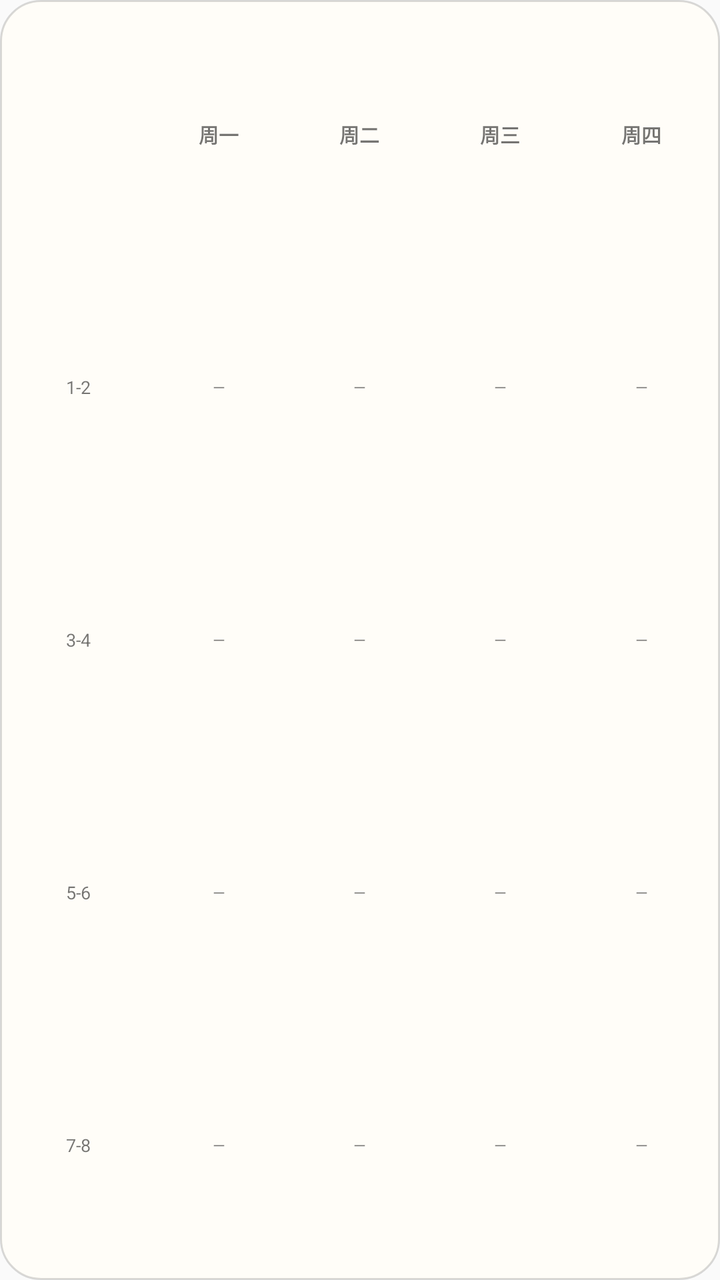
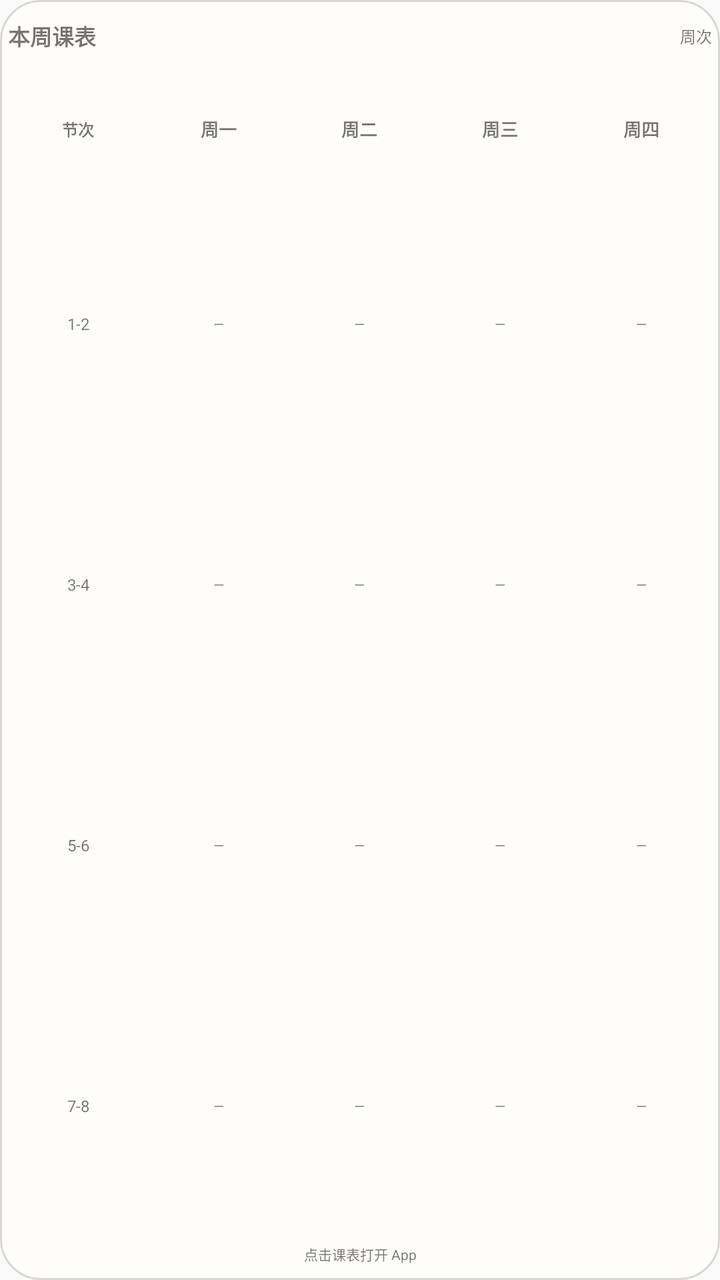

The first picture is an Android layout as it rendered before a commit; the second is the same layout after the commit. The layout source and the unified diff follow.
<!-- AndroidManifest.xml: application theme AppTheme -->
<!-- res/layout/widget_timetable.xml -->
<?xml version="1.0" encoding="utf-8"?>
<LinearLayout xmlns:android="http://schemas.android.com/apk/res/android"
    android:layout_width="match_parent"
    android:layout_height="match_parent"
    android:orientation="vertical"
    android:padding="4dp"
    android:background="@drawable/widget_background">

    
    <LinearLayout
        android:layout_width="match_parent"
        android:layout_height="0dp"
        android:layout_weight="1"
        android:orientation="horizontal">

        <TextView
            android:layout_width="0dp"
            android:layout_height="match_parent"
            android:layout_weight="1"
            android:gravity="center"
            android:text=""
            android:textSize="10sp" />

        <TextView
            android:layout_width="0dp"
            android:layout_height="match_parent"
            android:layout_weight="1"
            android:gravity="center"
            android:text="周一"
            android:textSize="10sp"
            android:textStyle="bold" />

        <TextView
            android:layout_width="0dp"
            android:layout_height="match_parent"
            android:layout_weight="1"
            android:gravity="center"
            android:text="周二"
            android:textSize="10sp"
            android:textStyle="bold" />

        <TextView
            android:layout_width="0dp"
            android:layout_height="match_parent"
            android:layout_weight="1"
            android:gravity="center"
            android:text="周三"
            android:textSize="10sp"
            android:textStyle="bold" />

        <TextView
            android:layout_width="0dp"
            android:layout_height="match_parent"
            android:layout_weight="1"
            android:gravity="center"
            android:text="周四"
            android:textSize="10sp"
            android:textStyle="bold" />

    </LinearLayout>

    
    <LinearLayout
        android:layout_width="match_parent"
        android:layout_height="0dp"
        android:layout_weight="1"
        android:orientation="horizontal">

        <TextView
            android:layout_width="0dp"
            android:layout_height="match_parent"
            android:layout_weight="1"
            android:gravity="center"
            android:text="1-2"
            android:textSize="9sp" />

        <TextView
            android:id="@+id/widget_c_1_1"
            android:layout_width="0dp"
            android:layout_height="match_parent"
            android:layout_weight="1"
            android:gravity="center"
            android:padding="2dp"
            android:text="—"
            android:textSize="8sp" />

        <TextView
            android:id="@+id/widget_c_1_2"
            android:layout_width="0dp"
            android:layout_height="match_parent"
            android:layout_weight="1"
            android:gravity="center"
            android:padding="2dp"
            android:text="—"
            android:textSize="8sp" />

        <TextView
            android:id="@+id/widget_c_1_3"
            android:layout_width="0dp"
            android:layout_height="match_parent"
            android:layout_weight="1"
            android:gravity="center"
            android:padding="2dp"
            android:text="—"
            android:textSize="8sp" />

        <TextView
            android:id="@+id/widget_c_1_4"
            android:layout_width="0dp"
            android:layout_height="match_parent"
            android:layout_weight="1"
            android:gravity="center"
            android:padding="2dp"
            android:text="—"
            android:textSize="8sp" />

    </LinearLayout>

    
    <LinearLayout
        android:layout_width="match_parent"
        android:layout_height="0dp"
        android:layout_weight="1"
        android:orientation="horizontal">

        <TextView
            android:layout_width="0dp"
            android:layout_height="match_parent"
            android:layout_weight="1"
            android:gravity="center"
            android:text="3-4"
            android:textSize="9sp" />

        <TextView
            android:id="@+id/widget_c_2_1"
            android:layout_width="0dp"
            android:layout_height="match_parent"
            android:layout_weight="1"
            android:gravity="center"
            android:padding="2dp"
            android:text="—"
            android:textSize="8sp" />

        <TextView
            android:id="@+id/widget_c_2_2"
            android:layout_width="0dp"
            android:layout_height="match_parent"
            android:layout_weight="1"
            android:gravity="center"
            android:padding="2dp"
            android:text="—"
            android:textSize="8sp" />

        <TextView
            android:id="@+id/widget_c_2_3"
            android:layout_width="0dp"
            android:layout_height="match_parent"
            android:layout_weight="1"
            android:gravity="center"
            android:padding="2dp"
            android:text="—"
            android:textSize="8sp" />

        <TextView
            android:id="@+id/widget_c_2_4"
            android:layout_width="0dp"
            android:layout_height="match_parent"
            android:layout_weight="1"
            android:gravity="center"
            android:padding="2dp"
            android:text="—"
            android:textSize="8sp" />

    </LinearLayout>

    
    <LinearLayout
        android:layout_width="match_parent"
        android:layout_height="0dp"
        android:layout_weight="1"
        android:orientation="horizontal">

        <TextView
            android:layout_width="0dp"
            android:layout_height="match_parent"
            android:layout_weight="1"
            android:gravity="center"
            android:text="5-6"
            android:textSize="9sp" />

        <TextView
            android:id="@+id/widget_c_3_1"
            android:layout_width="0dp"
            android:layout_height="match_parent"
            android:layout_weight="1"
            android:gravity="center"
            android:padding="2dp"
            android:text="—"
            android:textSize="8sp" />

        <TextView
            android:id="@+id/widget_c_3_2"
            android:layout_width="0dp"
            android:layout_height="match_parent"
            android:layout_weight="1"
            android:gravity="center"
            android:padding="2dp"
            android:text="—"
            android:textSize="8sp" />

        <TextView
            android:id="@+id/widget_c_3_3"
            android:layout_width="0dp"
            android:layout_height="match_parent"
            android:layout_weight="1"
            android:gravity="center"
            android:padding="2dp"
            android:text="—"
            android:textSize="8sp" />

        <TextView
            android:id="@+id/widget_c_3_4"
            android:layout_width="0dp"
            android:layout_height="match_parent"
            android:layout_weight="1"
            android:gravity="center"
            android:padding="2dp"
            android:text="—"
            android:textSize="8sp" />

    </LinearLayout>

    
    <LinearLayout
        android:layout_width="match_parent"
        android:layout_height="0dp"
        android:layout_weight="1"
        android:orientation="horizontal">

        <TextView
            android:layout_width="0dp"
            android:layout_height="match_parent"
            android:layout_weight="1"
            android:gravity="center"
            android:text="7-8"
            android:textSize="9sp" />

        <TextView
            android:id="@+id/widget_c_4_1"
            android:layout_width="0dp"
            android:layout_height="match_parent"
            android:layout_weight="1"
            android:gravity="center"
            android:padding="2dp"
            android:text="—"
            android:textSize="8sp" />

        <TextView
            android:id="@+id/widget_c_4_2"
            android:layout_width="0dp"
            android:layout_height="match_parent"
            android:layout_weight="1"
            android:gravity="center"
            android:padding="2dp"
            android:text="—"
            android:textSize="8sp" />

        <TextView
            android:id="@+id/widget_c_4_3"
            android:layout_width="0dp"
            android:layout_height="match_parent"
            android:layout_weight="1"
            android:gravity="center"
            android:padding="2dp"
            android:text="—"
            android:textSize="8sp" />

        <TextView
            android:id="@+id/widget_c_4_4"
            android:layout_width="0dp"
            android:layout_height="match_parent"
            android:layout_weight="1"
            android:gravity="center"
            android:padding="2dp"
            android:text="—"
            android:textSize="8sp" />

    </LinearLayout>

</LinearLayout>
<!-- resources referenced by this layout -->
<resources>
  <!-- drawable widget_background (drawable) -->
  <?xml version="1.0" encoding="utf-8"?>
  <shape xmlns:android="http://schemas.android.com/apk/res/android" android:shape="rectangle">
   <corners android:radius="20dp"/>
   <solid android:color="#FFFDF8"/>
   <stroke android:width="1dp" android:color="#25000000"/>
  </shape>
  <style name="AppTheme" parent="Theme.AppCompat.Light.DarkActionBar">
          
          <item name="colorPrimary">@color/colorPrimary</item>
          <item name="colorPrimaryDark">@color/colorPrimaryDark</item>
          <item name="colorAccent">@color/colorAccent</item>
      </style>
</resources>

<!-- the commit's change to res/layout/widget_timetable.xml (unified diff, before → after) -->
@@ -1,5 +1,6 @@
 <?xml version="1.0" encoding="utf-8"?>
 <LinearLayout xmlns:android="http://schemas.android.com/apk/res/android"
+    android:id="@+id/widget_root"
     android:layout_width="match_parent"
     android:layout_height="match_parent"
     android:orientation="vertical"
@@ -9,6 +10,38 @@
     
     <LinearLayout
         android:layout_width="match_parent"
+        android:layout_height="28dp"
+        android:orientation="horizontal"
+        android:gravity="center_vertical">
+
+        <TextView
+            android:id="@+id/widget_title"
+            android:layout_width="0dp"
+            android:layout_height="match_parent"
+            android:layout_weight="1"
+            android:gravity="center_vertical"
+            android:text="本周课表"
+            android:textSize="11sp"
+            android:textStyle="bold"
+            android:maxLines="1"
+            android:ellipsize="end" />
+
+        <TextView
+            android:id="@+id/widget_date"
+            android:layout_width="0dp"
+            android:layout_height="match_parent"
+            android:layout_weight="2"
+            android:gravity="center_vertical|right"
+            android:text="周次"
+            android:textSize="8sp"
+            android:maxLines="1"
+            android:ellipsize="end" />
+
+    </LinearLayout>
+
+    
+    <LinearLayout
+        android:layout_width="match_parent"
         android:layout_height="0dp"
         android:layout_weight="1"
         android:orientation="horizontal">
@@ -18,8 +51,9 @@
             android:layout_height="match_parent"
             android:layout_weight="1"
             android:gravity="center"
-            android:text=""
-            android:textSize="10sp" />
+            android:text="节次"
+            android:textSize="8sp"
+            android:textStyle="bold" />
 
         <TextView
             android:layout_width="0dp"
@@ -27,7 +61,7 @@
             android:layout_weight="1"
             android:gravity="center"
             android:text="周一"
-            android:textSize="10sp"
+            android:textSize="9sp"
             android:textStyle="bold" />
 
         <TextView
@@ -36,7 +70,7 @@
             android:layout_weight="1"
             android:gravity="center"
             android:text="周二"
-            android:textSize="10sp"
+            android:textSize="9sp"
             android:textStyle="bold" />
 
         <TextView
@@ -45,7 +79,7 @@
             android:layout_weight="1"
             android:gravity="center"
             android:text="周三"
-            android:textSize="10sp"
+            android:textSize="9sp"
             android:textStyle="bold" />
 
         <TextView
@@ -54,16 +88,16 @@
             android:layout_weight="1"
             android:gravity="center"
             android:text="周四"
-            android:textSize="10sp"
-            android:textStyle="bold" />
-
-    </LinearLayout>
-
-    
-    <LinearLayout
-        android:layout_width="match_parent"
-        android:layout_height="0dp"
-        android:layout_weight="1"
+            android:textSize="9sp"
+            android:textStyle="bold" />
+
+    </LinearLayout>
+
+    
+    <LinearLayout
+        android:layout_width="match_parent"
+        android:layout_height="0dp"
+        android:layout_weight="2"
         android:orientation="horizontal">
 
         <TextView
@@ -72,7 +106,7 @@
             android:layout_weight="1"
             android:gravity="center"
             android:text="1-2"
-            android:textSize="9sp" />
+            android:textSize="8sp" />
 
         <TextView
             android:id="@+id/widget_c_1_1"
@@ -80,8 +114,63 @@
             android:layout_height="match_parent"
             android:layout_weight="1"
             android:gravity="center"
-            android:padding="2dp"
-            android:text="—"
+            android:text="—"
+            android:textSize="7sp"
+            android:maxLines="4"
+            android:ellipsize="end"
+            android:padding="2dp" />
+
+        <TextView
+            android:id="@+id/widget_c_2_1"
+            android:layout_width="0dp"
+            android:layout_height="match_parent"
+            android:layout_weight="1"
+            android:gravity="center"
+            android:text="—"
+            android:textSize="7sp"
+            android:maxLines="4"
+            android:ellipsize="end"
+            android:padding="2dp" />
+
+        <TextView
+            android:id="@+id/widget_c_3_1"
+            android:layout_width="0dp"
+            android:layout_height="match_parent"
+            android:layout_weight="1"
+            android:gravity="center"
+            android:text="—"
+            android:textSize="7sp"
+            android:maxLines="4"
+            android:ellipsize="end"
+            android:padding="2dp" />
+
+        <TextView
+            android:id="@+id/widget_c_4_1"
+            android:layout_width="0dp"
+            android:layout_height="match_parent"
+            android:layout_weight="1"
+            android:gravity="center"
+            android:text="—"
+            android:textSize="7sp"
+            android:maxLines="4"
+            android:ellipsize="end"
+            android:padding="2dp" />
+
+    </LinearLayout>
+
+    
+    <LinearLayout
+        android:layout_width="match_parent"
+        android:layout_height="0dp"
+        android:layout_weight="2"
+        android:orientation="horizontal">
+
+        <TextView
+            android:layout_width="0dp"
+            android:layout_height="match_parent"
+            android:layout_weight="1"
+            android:gravity="center"
+            android:text="3-4"
             android:textSize="8sp" />
 
         <TextView
@@ -90,8 +179,63 @@
             android:layout_height="match_parent"
             android:layout_weight="1"
             android:gravity="center"
-            android:padding="2dp"
-            android:text="—"
+            android:text="—"
+            android:textSize="7sp"
+            android:maxLines="4"
+            android:ellipsize="end"
+            android:padding="2dp" />
+
+        <TextView
+            android:id="@+id/widget_c_2_2"
+            android:layout_width="0dp"
+            android:layout_height="match_parent"
+            android:layout_weight="1"
+            android:gravity="center"
+            android:text="—"
+            android:textSize="7sp"
+            android:maxLines="4"
+            android:ellipsize="end"
+            android:padding="2dp" />
+
+        <TextView
+            android:id="@+id/widget_c_3_2"
+            android:layout_width="0dp"
+            android:layout_height="match_parent"
+            android:layout_weight="1"
+            android:gravity="center"
+            android:text="—"
+            android:textSize="7sp"
+            android:maxLines="4"
+            android:ellipsize="end"
+            android:padding="2dp" />
+
+        <TextView
+            android:id="@+id/widget_c_4_2"
+            android:layout_width="0dp"
+            android:layout_height="match_parent"
+            android:layout_weight="1"
+            android:gravity="center"
+            android:text="—"
+            android:textSize="7sp"
+            android:maxLines="4"
+            android:ellipsize="end"
+            android:padding="2dp" />
+
+    </LinearLayout>
+
+    
+    <LinearLayout
+        android:layout_width="match_parent"
+        android:layout_height="0dp"
+        android:layout_weight="2"
+        android:orientation="horizontal">
+
+        <TextView
+            android:layout_width="0dp"
+            android:layout_height="match_parent"
+            android:layout_weight="1"
+            android:gravity="center"
+            android:text="5-6"
             android:textSize="8sp" />
 
         <TextView
@@ -100,8 +244,63 @@
             android:layout_height="match_parent"
             android:layout_weight="1"
             android:gravity="center"
-            android:padding="2dp"
-            android:text="—"
+            android:text="—"
+            android:textSize="7sp"
+            android:maxLines="4"
+            android:ellipsize="end"
+            android:padding="2dp" />
+
+        <TextView
+            android:id="@+id/widget_c_2_3"
+            android:layout_width="0dp"
+            android:layout_height="match_parent"
+            android:layout_weight="1"
+            android:gravity="center"
+            android:text="—"
+            android:textSize="7sp"
+            android:maxLines="4"
+            android:ellipsize="end"
+            android:padding="2dp" />
+
+        <TextView
+            android:id="@+id/widget_c_3_3"
+            android:layout_width="0dp"
+            android:layout_height="match_parent"
+            android:layout_weight="1"
+            android:gravity="center"
+            android:text="—"
+            android:textSize="7sp"
+            android:maxLines="4"
+            android:ellipsize="end"
+            android:padding="2dp" />
+
+        <TextView
+            android:id="@+id/widget_c_4_3"
+            android:layout_width="0dp"
+            android:layout_height="match_parent"
+            android:layout_weight="1"
+            android:gravity="center"
+            android:text="—"
+            android:textSize="7sp"
+            android:maxLines="4"
+            android:ellipsize="end"
+            android:padding="2dp" />
+
+    </LinearLayout>
+
+    
+    <LinearLayout
+        android:layout_width="match_parent"
+        android:layout_height="0dp"
+        android:layout_weight="2"
+        android:orientation="horizontal">
+
+        <TextView
+            android:layout_width="0dp"
+            android:layout_height="match_parent"
+            android:layout_weight="1"
+            android:gravity="center"
+            android:text="7-8"
             android:textSize="8sp" />
 
         <TextView
@@ -110,56 +309,11 @@
             android:layout_height="match_parent"
             android:layout_weight="1"
             android:gravity="center"
-            android:padding="2dp"
-            android:text="—"
-            android:textSize="8sp" />
-
-    </LinearLayout>
-
-    
-    <LinearLayout
-        android:layout_width="match_parent"
-        android:layout_height="0dp"
-        android:layout_weight="1"
-        android:orientation="horizontal">
-
-        <TextView
-            android:layout_width="0dp"
-            android:layout_height="match_parent"
-            android:layout_weight="1"
-            android:gravity="center"
-            android:text="3-4"
-            android:textSize="9sp" />
-
-        <TextView
-            android:id="@+id/widget_c_2_1"
-            android:layout_width="0dp"
-            android:layout_height="match_parent"
-            android:layout_weight="1"
-            android:gravity="center"
-            android:padding="2dp"
-            android:text="—"
-            android:textSize="8sp" />
-
-        <TextView
-            android:id="@+id/widget_c_2_2"
-            android:layout_width="0dp"
-            android:layout_height="match_parent"
-            android:layout_weight="1"
-            android:gravity="center"
-            android:padding="2dp"
-            android:text="—"
-            android:textSize="8sp" />
-
-        <TextView
-            android:id="@+id/widget_c_2_3"
-            android:layout_width="0dp"
-            android:layout_height="match_parent"
-            android:layout_weight="1"
-            android:gravity="center"
-            android:padding="2dp"
-            android:text="—"
-            android:textSize="8sp" />
+            android:text="—"
+            android:textSize="7sp"
+            android:maxLines="4"
+            android:ellipsize="end"
+            android:padding="2dp" />
 
         <TextView
             android:id="@+id/widget_c_2_4"
@@ -167,56 +321,11 @@
             android:layout_height="match_parent"
             android:layout_weight="1"
             android:gravity="center"
-            android:padding="2dp"
-            android:text="—"
-            android:textSize="8sp" />
-
-    </LinearLayout>
-
-    
-    <LinearLayout
-        android:layout_width="match_parent"
-        android:layout_height="0dp"
-        android:layout_weight="1"
-        android:orientation="horizontal">
-
-        <TextView
-            android:layout_width="0dp"
-            android:layout_height="match_parent"
-            android:layout_weight="1"
-            android:gravity="center"
-            android:text="5-6"
-            android:textSize="9sp" />
-
-        <TextView
-            android:id="@+id/widget_c_3_1"
-            android:layout_width="0dp"
-            android:layout_height="match_parent"
-            android:layout_weight="1"
-            android:gravity="center"
-            android:padding="2dp"
-            android:text="—"
-            android:textSize="8sp" />
-
-        <TextView
-            android:id="@+id/widget_c_3_2"
-            android:layout_width="0dp"
-            android:layout_height="match_parent"
-            android:layout_weight="1"
-            android:gravity="center"
-            android:padding="2dp"
-            android:text="—"
-            android:textSize="8sp" />
-
-        <TextView
-            android:id="@+id/widget_c_3_3"
-            android:layout_width="0dp"
-            android:layout_height="match_parent"
-            android:layout_weight="1"
-            android:gravity="center"
-            android:padding="2dp"
-            android:text="—"
-            android:textSize="8sp" />
+            android:text="—"
+            android:textSize="7sp"
+            android:maxLines="4"
+            android:ellipsize="end"
+            android:padding="2dp" />
 
         <TextView
             android:id="@+id/widget_c_3_4"
@@ -224,56 +333,11 @@
             android:layout_height="match_parent"
             android:layout_weight="1"
             android:gravity="center"
-            android:padding="2dp"
-            android:text="—"
-            android:textSize="8sp" />
-
-    </LinearLayout>
-
-    
-    <LinearLayout
-        android:layout_width="match_parent"
-        android:layout_height="0dp"
-        android:layout_weight="1"
-        android:orientation="horizontal">
-
-        <TextView
-            android:layout_width="0dp"
-            android:layout_height="match_parent"
-            android:layout_weight="1"
-            android:gravity="center"
-            android:text="7-8"
-            android:textSize="9sp" />
-
-        <TextView
-            android:id="@+id/widget_c_4_1"
-            android:layout_width="0dp"
-            android:layout_height="match_parent"
-            android:layout_weight="1"
-            android:gravity="center"
-            android:padding="2dp"
-            android:text="—"
-            android:textSize="8sp" />
-
-        <TextView
-            android:id="@+id/widget_c_4_2"
-            android:layout_width="0dp"
-            android:layout_height="match_parent"
-            android:layout_weight="1"
-            android:gravity="center"
-            android:padding="2dp"
-            android:text="—"
-            android:textSize="8sp" />
-
-        <TextView
-            android:id="@+id/widget_c_4_3"
-            android:layout_width="0dp"
-            android:layout_height="match_parent"
-            android:layout_weight="1"
-            android:gravity="center"
-            android:padding="2dp"
-            android:text="—"
-            android:textSize="8sp" />
+            android:text="—"
+            android:textSize="7sp"
+            android:maxLines="4"
+            android:ellipsize="end"
+            android:padding="2dp" />
 
         <TextView
             android:id="@+id/widget_c_4_4"
@@ -281,10 +345,23 @@
             android:layout_height="match_parent"
             android:layout_weight="1"
             android:gravity="center"
-            android:padding="2dp"
-            android:text="—"
-            android:textSize="8sp" />
-
-    </LinearLayout>
+            android:text="—"
+            android:textSize="7sp"
+            android:maxLines="4"
+            android:ellipsize="end"
+            android:padding="2dp" />
+
+    </LinearLayout>
+
+    
+    <TextView
+        android:id="@+id/widget_status"
+        android:layout_width="match_parent"
+        android:layout_height="18dp"
+        android:gravity="center"
+        android:text="点击课表打开 App"
+        android:textSize="7sp"
+        android:maxLines="1"
+        android:ellipsize="end" />
 
 </LinearLayout>
